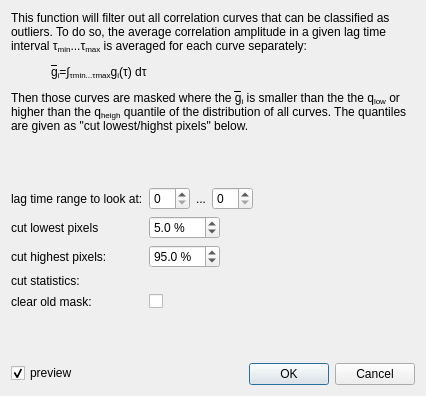
Before: the Qt Designer form plugins/base_classes/qffinderroneouscorrelationdlg.ui in jkriege2/QuickFit3, drawn with Qt 5.
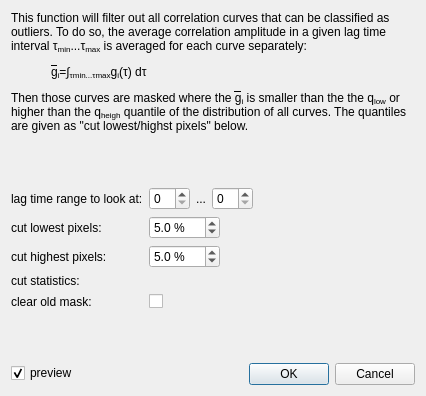
After: the same form once the commit is applied.

```diff
--- a/plugins/base_classes/qffinderroneouscorrelationdlg.ui
+++ b/plugins/base_classes/qffinderroneouscorrelationdlg.ui
@@ -64,7 +64,7 @@
    <item row="3" column="0">
     <widget class="QLabel" name="label_3">
      <property name="text">
-      <string>cut lowest pixels</string>
+      <string>cut lowest pixels:</string>
      </property>
      <property name="buddy">
       <cstring>spinLowQuantile</cstring>
@@ -128,7 +128,7 @@
         <double>100.000000000000000</double>
        </property>
        <property name="value">
-        <double>95.000000000000000</double>
+        <double>5.000000000000000</double>
        </property>
       </widget>
      </item>
```
Left out of the diff: 8 changed lines with no effect on the pictures.
